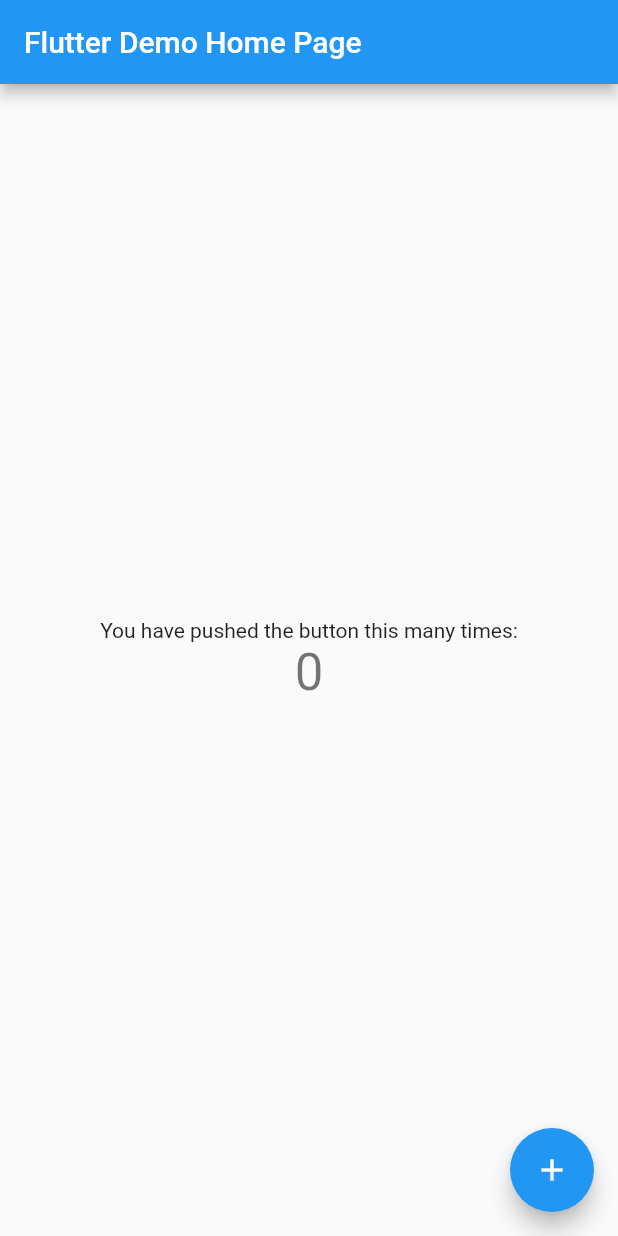
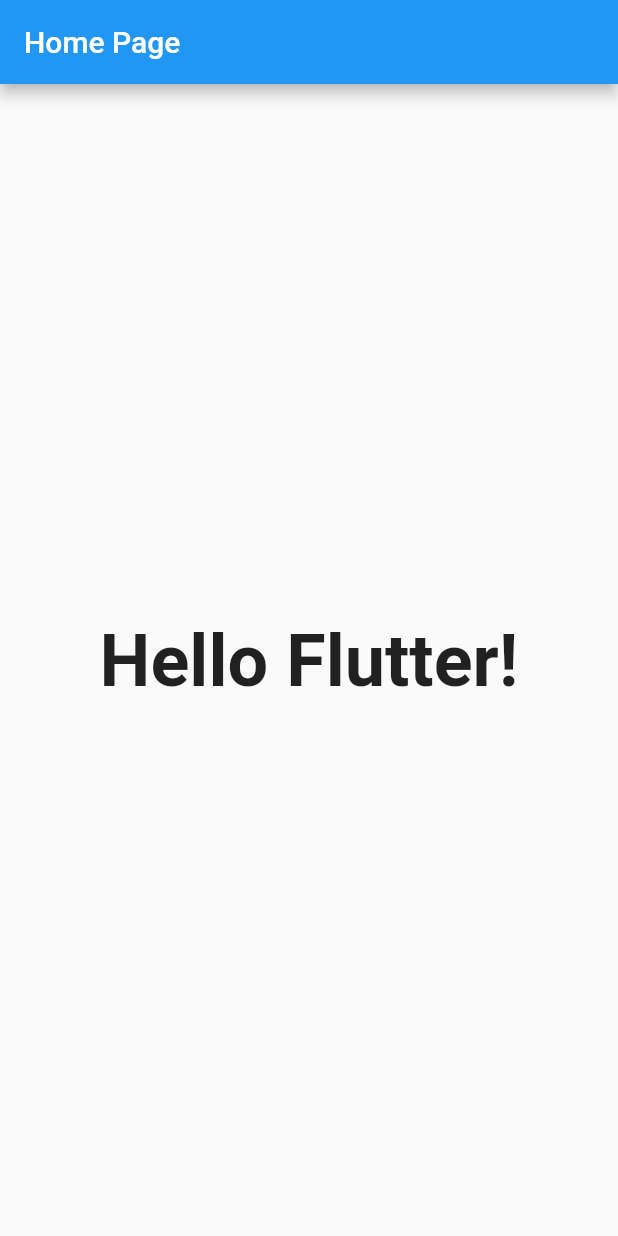
Before and after one commit to kamcuracha/flutter-1, a Flutter app: the screen it shows after launch, on a phone screen of 412 x 824 dp. Run offline on Flutter 3.47's test engine with Material 2 defaults, Android fonts, the phone set to English and light mode, and no system bars.

Commit message:
Add hello flutter

```diff
--- a/lib/main.dart
+++ b/lib/main.dart
@@ -3,109 +3,36 @@ import 'package:flutter/material.dart';
 void main() => runApp(MyApp());
 
 class MyApp extends StatelessWidget {
-  // This widget is the root of your application.
   @override
   Widget build(BuildContext context) {
-    return MaterialApp(
-      title: 'Flutter Demo',
-      theme: ThemeData(
-        // This is the theme of your application.
-        //
-        // Try running your application with "flutter run". You'll see the
-        // application has a blue toolbar. Then, without quitting the app, try
-        // changing the primarySwatch below to Colors.green and then invoke
-        // "hot reload" (press "r" in the console where you ran "flutter run",
-        // or simply save your changes to "hot reload" in a Flutter IDE).
-        // Notice that the counter didn't reset back to zero; the application
-        // is not restarted.
-        primarySwatch: Colors.blue,
-      ),
-      home: MyHomePage(title: 'Flutter Demo Home Page'),
+    return new MaterialApp(
+      title: 'My first flutter app',
+      home: new HomePage(title: 'Home Page')
     );
   }
 }
 
-class MyHomePage extends StatefulWidget {
-  MyHomePage({Key key, this.title}) : super(key: key);
-
-  // This widget is the home page of your application. It is stateful, meaning
-  // that it has a State object (defined below) that contains fields that affect
-  // how it looks.
-
-  // This class is the configuration for the state. It holds the values (in this
-  // case the title) provided by the parent (in this case the App widget) and
-  // used by the build method of the State. Fields in a Widget subclass are
-  // always marked "final".
-
+class HomePage extends StatelessWidget {
   final String title;
 
-  @override
-  _MyHomePageState createState() => _MyHomePageState();
-}
-
-class _MyHomePageState extends State<MyHomePage> {
-  int _counter = 0;
-
-  void _incrementCounter() {
-    setState(() {
-      // This call to setState tells the Flutter framework that something has
-      // changed in this State, which causes it to rerun the build method below
-      // so that the display can reflect the updated values. If we changed
-      // _counter without calling setState(), then the build method would not be
-      // called again, and so nothing would appear to happen.
-      _counter++;
-    });
-  }
+  HomePage({ this.title });
 
   @override
   Widget build(BuildContext context) {
-    // This method is rerun every time setState is called, for instance as done
-    // by the _incrementCounter method above.
-    //
-    // The Flutter framework has been optimized to make rerunning build methods
-    // fast, so that you can just rebuild anything that needs updating rather
-    // than having to individually change instances of widgets.
-    return Scaffold(
-      appBar: AppBar(
-        // Here we take the value from the MyHomePage object that was created by
-        // the App.build method, and use it to set our appbar title.
-        title: Text(widget.title),
-      ),
-      body: Center(
-        // Center is a layout widget. It takes a single child and positions it
-        // in the middle of the parent.
-        child: Column(
-          // Column is also layout widget. It takes a list of children and
-          // arranges them vertically. By default, it sizes itself to fit its
-          // children horizontally, and tries to be as tall as its parent.
-          //
-          // Invoke "debug painting" (press "p" in the console, choose the
-          // "Toggle Debug Paint" action from the Flutter Inspector in Android
-          // Studio, or the "Toggle Debug Paint" command in Visual Studio Code)
-          // to see the wireframe for each widget.
-          //
-          // Column has various properties to control how it sizes itself and
-          // how it positions its children. Here we use mainAxisAlignment to
-          // center the children vertically; the main axis here is the vertical
-          // axis because Columns are vertical (the cross axis would be
-          // horizontal).
-          mainAxisAlignment: MainAxisAlignment.center,
-          children: <Widget>[
-            Text(
-              'You have pushed the button this many times:',
-            ),
-            Text(
-              '$_counter',
-              style: Theme.of(context).textTheme.display1,
-            ),
-          ],
-        ),
-      ),
-      floatingActionButton: FloatingActionButton(
-        onPressed: _incrementCounter,
-        tooltip: 'Increment',
-        child: Icon(Icons.add),
-      ), // This trailing comma makes auto-formatting nicer for build methods.
+    return new Scaffold(
+      appBar: new AppBar(title: new Text(this.title)),
+      body: new HelloFlutterText()
     );
   }
 }
+
+class HelloFlutterText extends StatelessWidget {
+  @override
+  Widget build(BuildContext context) {
+    return new Center(
+      child: new Text('Hello Flutter!',
+        textDirection: TextDirection.ltr,
+        style: new TextStyle(fontSize: 48.0, fontWeight: FontWeight.bold))
+    );
+  }
+}
```
